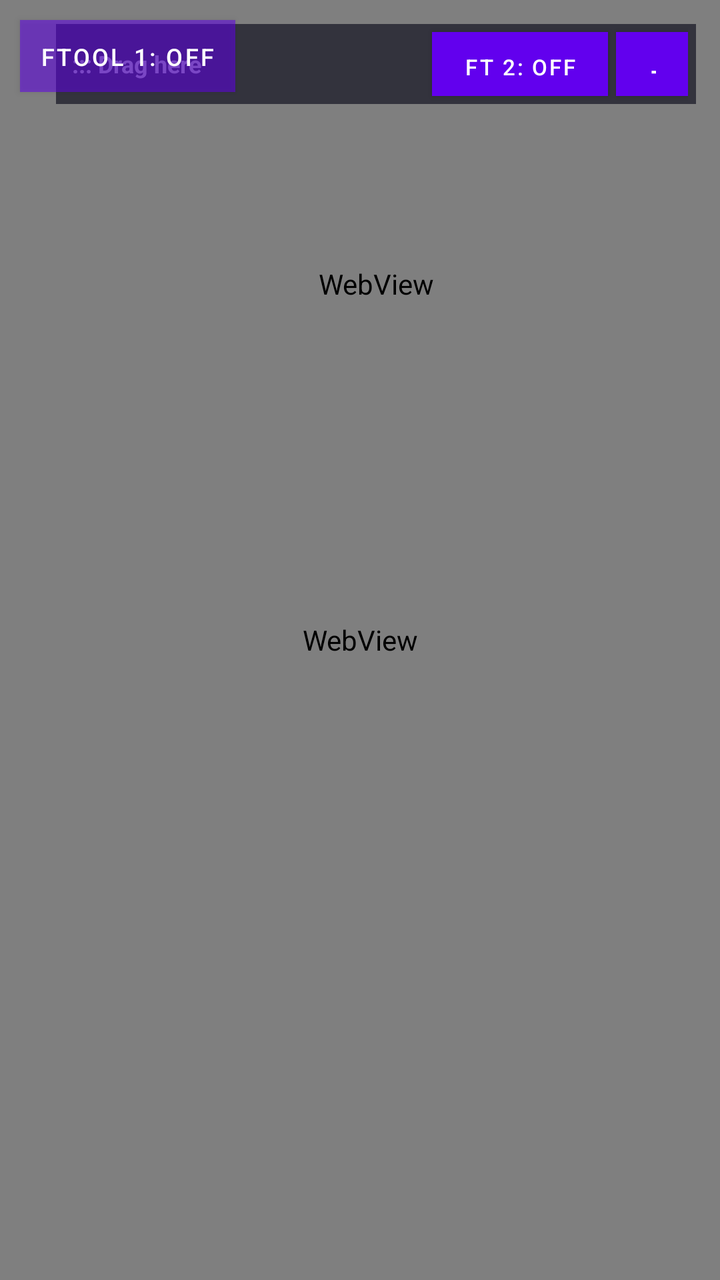
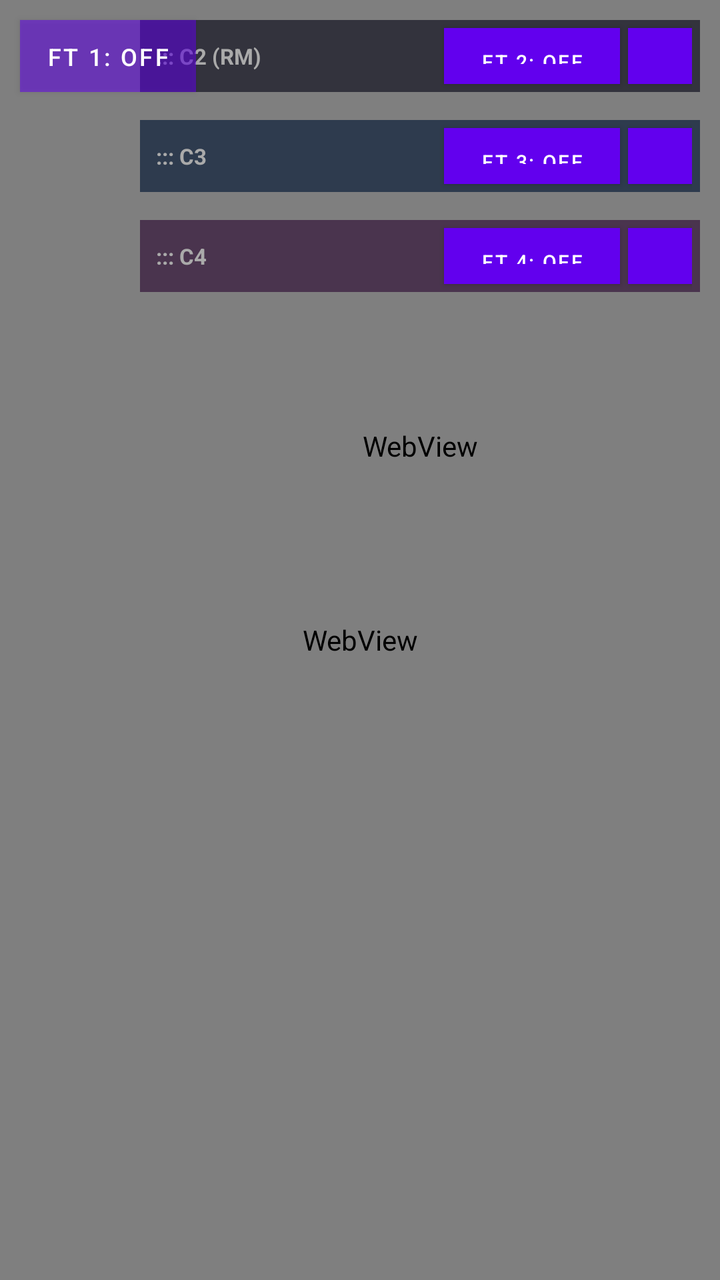

Before-and-after screenshots of an Android layout around one commit, followed by the original layout XML and the change that was made.
<!-- AndroidManifest.xml: fallback theme Theme.MaterialComponents.DayNight.NoActionBar -->
<!-- res/layout/main.xml -->
<?xml version="1.0" encoding="utf-8"?>
<FrameLayout xmlns:android="http://schemas.android.com/apk/res/android"
    android:id="@+id/rootContainer"
    android:layout_width="match_parent"
    android:layout_height="match_parent"
    android:background="#000000">

    
    <WebView
        android:id="@+id/webView1"
        android:layout_width="match_parent"
        android:layout_height="match_parent" />

    
    <Button
        android:id="@+id/btnFtoolMain"
        android:layout_width="wrap_content"
        android:layout_height="36dp"
        android:layout_gravity="top|start"
        android:layout_margin="10dp"
        android:background="#88000000"
        android:paddingLeft="10dp"
        android:paddingRight="10dp"
        android:text="FTool 1: OFF"
        android:textColor="#FFFFFF"
        android:textSize="12sp" />

    
    <LinearLayout
        android:id="@+id/overlayContainer"
        android:layout_width="320dp"
        android:layout_height="220dp"
        android:layout_gravity="top|end"
        android:layout_margin="12dp"
        android:background="#222226"
        android:orientation="vertical">

        
        <LinearLayout
            android:id="@+id/dragHandle"
            android:layout_width="match_parent"
            android:layout_height="40dp"
            android:background="#33333D"
            android:gravity="center_vertical"
            android:orientation="horizontal"
            android:paddingStart="8dp"
            android:paddingEnd="4dp">

            
            <TextView
                android:layout_width="0dp"
                android:layout_height="match_parent"
                android:layout_weight="1"
                android:gravity="center_vertical"
                android:text="::: Drag here"
                android:textColor="#AAAAAA"
                android:textSize="12sp"
                android:textStyle="bold" />

            <Button
                android:id="@+id/btnFtoolOverlay"
                android:layout_width="wrap_content"
                android:layout_height="32dp"
                android:background="#555566"
                android:paddingLeft="8dp"
                android:paddingRight="8dp"
                android:text="FT 2: OFF"
                android:textColor="#FFFFFF"
                android:textSize="11sp" />

            <Button
                android:id="@+id/btnToggleSize"
                android:layout_width="36dp"
                android:layout_height="32dp"
                android:layout_marginStart="4dp"
                android:background="#555566"
                android:text="—"
                android:textColor="#FFFFFF"
                android:textSize="14sp" />
        </LinearLayout>

        
        <WebView
            android:id="@+id/webView2"
            android:layout_width="match_parent"
            android:layout_height="0dp"
            android:layout_weight="1" />
    </LinearLayout>
</FrameLayout>
<!-- resources referenced by this layout -->
<resources>

</resources>

<!-- the commit's change to res/layout/main.xml (unified diff, before → after) -->
@@ -13,7 +13,7 @@
 
     
     <Button
-        android:id="@+id/btnFtoolMain"
+        android:id="@+id/btnFtool1"
         android:layout_width="wrap_content"
         android:layout_height="36dp"
         android:layout_gravity="top|start"
@@ -21,67 +21,185 @@
         android:background="#88000000"
         android:paddingLeft="10dp"
         android:paddingRight="10dp"
-        android:text="FTool 1: OFF"
+        android:text="FT 1: OFF"
         android:textColor="#FFFFFF"
         android:textSize="12sp" />
 
     
     <LinearLayout
-        android:id="@+id/overlayContainer"
-        android:layout_width="320dp"
-        android:layout_height="220dp"
+        android:id="@+id/overlayContainer2"
+        android:layout_width="280dp"
+        android:layout_height="190dp"
         android:layout_gravity="top|end"
-        android:layout_margin="12dp"
+        android:layout_marginTop="10dp"
+        android:layout_marginEnd="10dp"
         android:background="#222226"
         android:orientation="vertical">
 
-        
         <LinearLayout
-            android:id="@+id/dragHandle"
-            android:layout_width="match_parent"
-            android:layout_height="40dp"
+            android:id="@+id/dragHandle2"
+            android:layout_width="match_parent"
+            android:layout_height="36dp"
             android:background="#33333D"
             android:gravity="center_vertical"
             android:orientation="horizontal"
             android:paddingStart="8dp"
             android:paddingEnd="4dp">
 
-            
             <TextView
                 android:layout_width="0dp"
                 android:layout_height="match_parent"
                 android:layout_weight="1"
                 android:gravity="center_vertical"
-                android:text="::: Drag here"
+                android:text="::: C2 (RM)"
                 android:textColor="#AAAAAA"
-                android:textSize="12sp"
+                android:textSize="11sp"
                 android:textStyle="bold" />
 
             <Button
-                android:id="@+id/btnFtoolOverlay"
+                android:id="@+id/btnFtool2"
                 android:layout_width="wrap_content"
-                android:layout_height="32dp"
+                android:layout_height="28dp"
                 android:background="#555566"
-                android:paddingLeft="8dp"
-                android:paddingRight="8dp"
+                android:paddingLeft="6dp"
+                android:paddingRight="6dp"
                 android:text="FT 2: OFF"
                 android:textColor="#FFFFFF"
-                android:textSize="11sp" />
-
-            <Button
-                android:id="@+id/btnToggleSize"
-                android:layout_width="36dp"
-                android:layout_height="32dp"
+                android:textSize="10sp" />
+
+            <Button
+                android:id="@+id/btnToggle2"
+                android:layout_width="32dp"
+                android:layout_height="28dp"
                 android:layout_marginStart="4dp"
                 android:background="#555566"
                 android:text="—"
                 android:textColor="#FFFFFF"
-                android:textSize="14sp" />
+                android:textSize="12sp" />
         </LinearLayout>
 
-        
         <WebView
             android:id="@+id/webView2"
+            android:layout_width="match_parent"
+            android:layout_height="0dp"
+            android:layout_weight="1" />
+    </LinearLayout>
+
+    
+    <LinearLayout
+        android:id="@+id/overlayContainer3"
+        android:layout_width="280dp"
+        android:layout_height="190dp"
+        android:layout_gravity="top|end"
+        android:layout_marginTop="60dp"
+        android:layout_marginEnd="10dp"
+        android:background="#222226"
+        android:orientation="vertical">
+
+        <LinearLayout
+            android:id="@+id/dragHandle3"
+            android:layout_width="match_parent"
+            android:layout_height="36dp"
+            android:background="#2E3B4E"
+            android:gravity="center_vertical"
+            android:orientation="horizontal"
+            android:paddingStart="8dp"
+            android:paddingEnd="4dp">
+
+            <TextView
+                android:layout_width="0dp"
+                android:layout_height="match_parent"
+                android:layout_weight="1"
+                android:gravity="center_vertical"
+                android:text="::: C3"
+                android:textColor="#AAAAAA"
+                android:textSize="11sp"
+                android:textStyle="bold" />
+
+            <Button
+                android:id="@+id/btnFtool3"
+                android:layout_width="wrap_content"
+                android:layout_height="28dp"
+                android:background="#4A5B73"
+                android:paddingLeft="6dp"
+                android:paddingRight="6dp"
+                android:text="FT 3: OFF"
+                android:textColor="#FFFFFF"
+                android:textSize="10sp" />
+
+            <Button
+                android:id="@+id/btnToggle3"
+                android:layout_width="32dp"
+                android:layout_height="28dp"
+                android:layout_marginStart="4dp"
+                android:background="#4A5B73"
+                android:text="—"
+                android:textColor="#FFFFFF"
+                android:textSize="12sp" />
+        </LinearLayout>
+
+        <WebView
+            android:id="@+id/webView3"
+            android:layout_width="match_parent"
+            android:layout_height="0dp"
+            android:layout_weight="1" />
+    </LinearLayout>
+
+    
+    <LinearLayout
+        android:id="@+id/overlayContainer4"
+        android:layout_width="280dp"
+        android:layout_height="190dp"
+        android:layout_gravity="top|end"
+        android:layout_marginTop="110dp"
+        android:layout_marginEnd="10dp"
+        android:background="#222226"
+        android:orientation="vertical">
+
+        <LinearLayout
+            android:id="@+id/dragHandle4"
+            android:layout_width="match_parent"
+            android:layout_height="36dp"
+            android:background="#4A344E"
+            android:gravity="center_vertical"
+            android:orientation="horizontal"
+            android:paddingStart="8dp"
+            android:paddingEnd="4dp">
+
+            <TextView
+                android:layout_width="0dp"
+                android:layout_height="match_parent"
+                android:layout_weight="1"
+                android:gravity="center_vertical"
+                android:text="::: C4"
+                android:textColor="#AAAAAA"
+                android:textSize="11sp"
+                android:textStyle="bold" />
+
+            <Button
+                android:id="@+id/btnFtool4"
+                android:layout_width="wrap_content"
+                android:layout_height="28dp"
+                android:background="#6E4D74"
+                android:paddingLeft="6dp"
+                android:paddingRight="6dp"
+                android:text="FT 4: OFF"
+                android:textColor="#FFFFFF"
+                android:textSize="10sp" />
+
+            <Button
+                android:id="@+id/btnToggle4"
+                android:layout_width="32dp"
+                android:layout_height="28dp"
+                android:layout_marginStart="4dp"
+                android:background="#6E4D74"
+                android:text="—"
+                android:textColor="#FFFFFF"
+                android:textSize="12sp" />
+        </LinearLayout>
+
+        <WebView
+            android:id="@+id/webView4"
             android:layout_width="match_parent"
             android:layout_height="0dp"
             android:layout_weight="1" />
